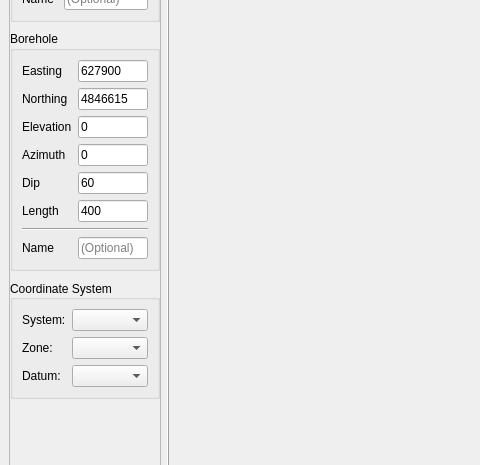
Before: the Qt Designer form src/qt_ui/loop_planner.ui in Eric-Meunier/Processor-Suite, drawn with Qt 5; both pictures show x 0 to 480 and y 163 to 628 of the 1126 by 870 pixel window.
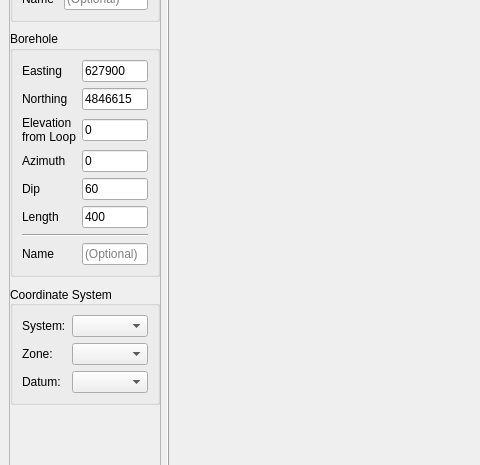
After: the same form once the commit is applied. Custom widgets are drawn as their Qt base class.

Commit message: Hole elevation added to LoopPlanner.

Patch:
```diff
--- a/src/qt_ui/loop_planner.ui
+++ b/src/qt_ui/loop_planner.ui
@@ -344,7 +344,8 @@
 Mostly used for underground holes.</string>
             </property>
             <property name="text">
-             <string>Elevation</string>
+             <string>Elevation
+from Loop</string>
             </property>
            </widget>
           </item>
```
